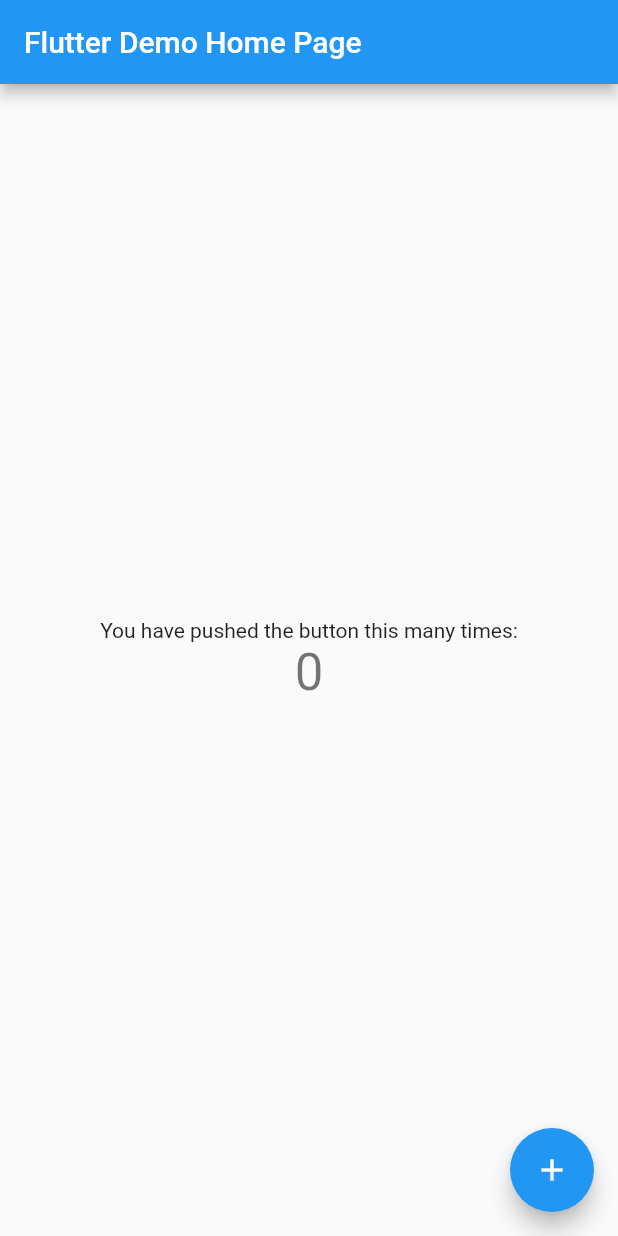
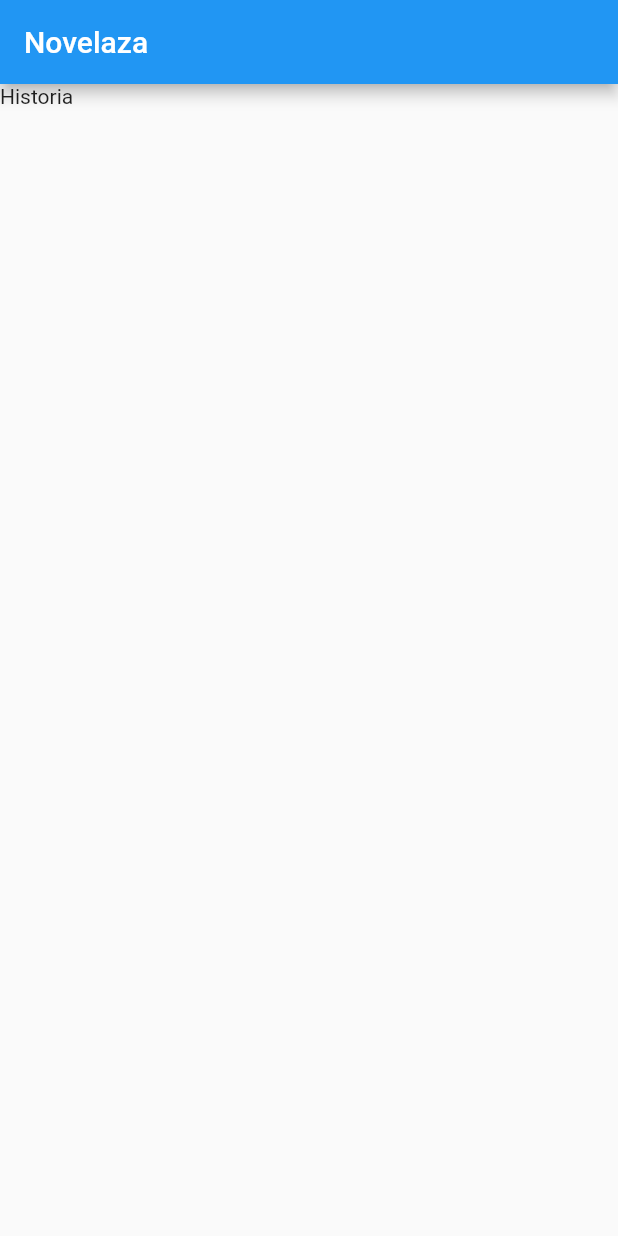
Before and after one commit to Migue28/Juego_Novela_en_Flutter, a Flutter app: the screen it shows after launch, on a phone screen of 412 x 824 dp. Run offline on Flutter 3.47's test engine with Material 2 defaults, Android fonts, the phone set to English and light mode, and no system bars.

Commit message:
Historia dart creado y vinculado al main

```diff
--- /dev/null
+++ b/lib/Historia.dart
@@ -0,0 +1,15 @@
+import 'package:flutter/material.dart';
+
+class Historia extends StatefulWidget {
+  @override
+  _HistoriaState createState() => _HistoriaState();
+}
+
+class _HistoriaState extends State<Historia> {
+  @override
+  Widget build(BuildContext context) {
+    return Container(
+      child: Text('Historia')
+    );
+  }
+}
--- a/lib/main.dart
+++ b/lib/main.dart
@@ -1,111 +1,38 @@
 import 'package:flutter/material.dart';
+
+import './Historia.dart';
 
 void main() => runApp(MyApp());
 
 class MyApp extends StatelessWidget {
-  // This widget is the root of your application.
   @override
   Widget build(BuildContext context) {
     return MaterialApp(
-      title: 'Flutter Demo',
-      theme: ThemeData(
-        // This is the theme of your application.
-        //
-        // Try running your application with "flutter run". You'll see the
-        // application has a blue toolbar. Then, without quitting the app, try
-        // changing the primarySwatch below to Colors.green and then invoke
-        // "hot reload" (press "r" in the console where you ran "flutter run",
-        // or simply save your changes to "hot reload" in a Flutter IDE).
-        // Notice that the counter didn't reset back to zero; the application
-        // is not restarted.
-        primarySwatch: Colors.blue,
-      ),
-      home: MyHomePage(title: 'Flutter Demo Home Page'),
+      title: 'Novela',
+      home: MyHome(),
     );
   }
 }
 
-class MyHomePage extends StatefulWidget {
-  MyHomePage({Key key, this.title}) : super(key: key);
-
-  // This widget is the home page of your application. It is stateful, meaning
-  // that it has a State object (defined below) that contains fields that affect
-  // how it looks.
-
-  // This class is the configuration for the state. It holds the values (in this
-  // case the title) provided by the parent (in this case the App widget) and
-  // used by the build method of the State. Fields in a Widget subclass are
-  // always marked "final".
-
-  final String title;
-
+class MyHome extends StatefulWidget {
   @override
-  _MyHomePageState createState() => _MyHomePageState();
+  _MyHomeState createState() => _MyHomeState();
 }
 
-class _MyHomePageState extends State<MyHomePage> {
-  int _counter = 0;
-
-  void _incrementCounter() {
-    setState(() {
-      // This call to setState tells the Flutter framework that something has
-      // changed in this State, which causes it to rerun the build method below
-      // so that the display can reflect the updated values. If we changed
-      // _counter without calling setState(), then the build method would not be
-      // called again, and so nothing would appear to happen.
-      _counter++;
-    });
-  }
-
+class _MyHomeState extends State<MyHome> {
   @override
   Widget build(BuildContext context) {
-    // This method is rerun every time setState is called, for instance as done
-    // by the _incrementCounter method above.
-    //
-    // The Flutter framework has been optimized to make rerunning build methods
-    // fast, so that you can just rebuild anything that needs updating rather
-    // than having to individually change instances of widgets.
-    return Scaffold(
-      appBar: AppBar(
-        // Here we take the value from the MyHomePage object that was created by
-        // the App.build method, and use it to set our appbar title.
-        title: Text(widget.title),
+    return Container(
+      width: double.infinity,
+      child: Scaffold(
+        appBar: AppBar(
+          title: Text(
+            'Novelaza',
+            textAlign: TextAlign.center,
+          ),
+        ),
+        body: Historia(),
       ),
-      body: Center(
-        // Center is a layout widget. It takes a single child and positions it
-        // in the middle of the parent.
-        child: Column(
-          // Column is also a layout widget. It takes a list of children and
-          // arranges them vertically. By default, it sizes itself to fit its
-          // children horizontally, and tries to be as tall as its parent.
-          //
-          // Invoke "debug painting" (press "p" in the console, choose the
-          // "Toggle Debug Paint" action from the Flutter Inspector in Android
-          // Studio, or the "Toggle Debug Paint" command in Visual Studio Code)
-          // to see the wireframe for each widget.
-          //
-          // Column has various properties to control how it sizes itself and
-          // how it positions its children. Here we use mainAxisAlignment to
-          // center the children vertically; the main axis here is the vertical
-          // axis because Columns are vertical (the cross axis would be
-          // horizontal).
-          mainAxisAlignment: MainAxisAlignment.center,
-          children: <Widget>[
-            Text(
-              'You have pushed the button this many times:',
-            ),
-            Text(
-              '$_counter',
-              style: Theme.of(context).textTheme.display1,
-            ),
-          ],
-        ),
-      ),
-      floatingActionButton: FloatingActionButton(
-        onPressed: _incrementCounter,
-        tooltip: 'Increment',
-        child: Icon(Icons.add),
-      ), // This trailing comma makes auto-formatting nicer for build methods.
     );
   }
 }
--- a/pubspec.yaml
+++ b/pubspec.yaml
@@ -1,5 +1,5 @@
 name: novel_game
-description: A new Flutter project.
+description: Novela interactiva con Flutter.
 
 # The following defines the version and build number for your application.
 # A version number is three numbers separated by dots, like 1.2.43
```
